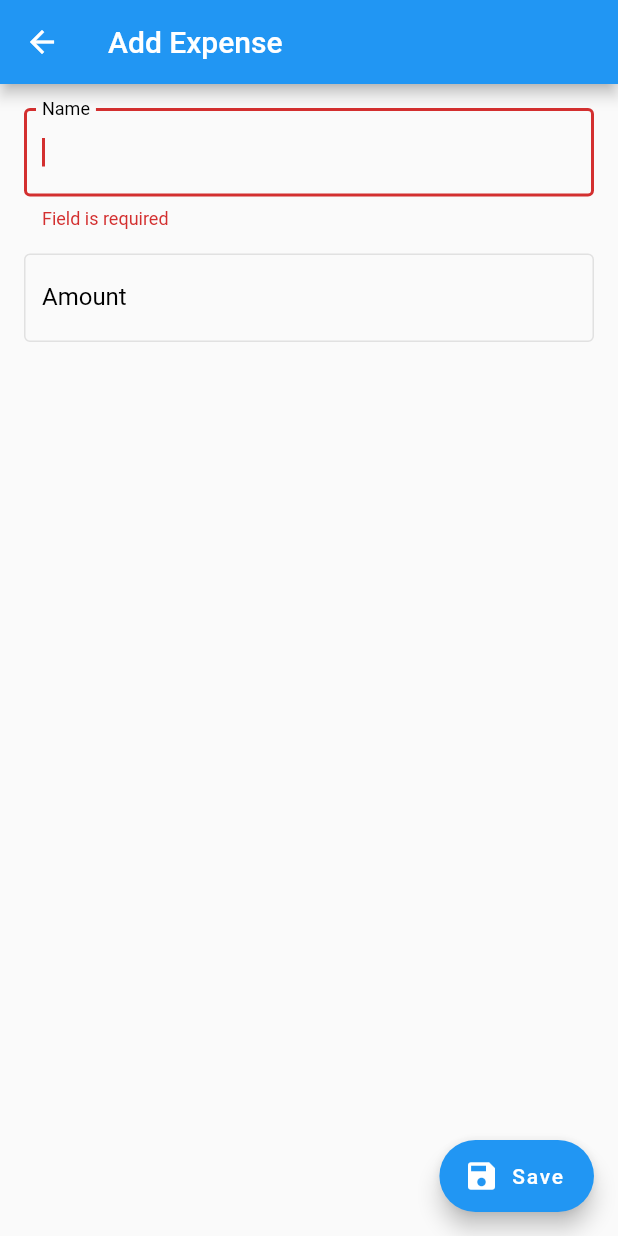
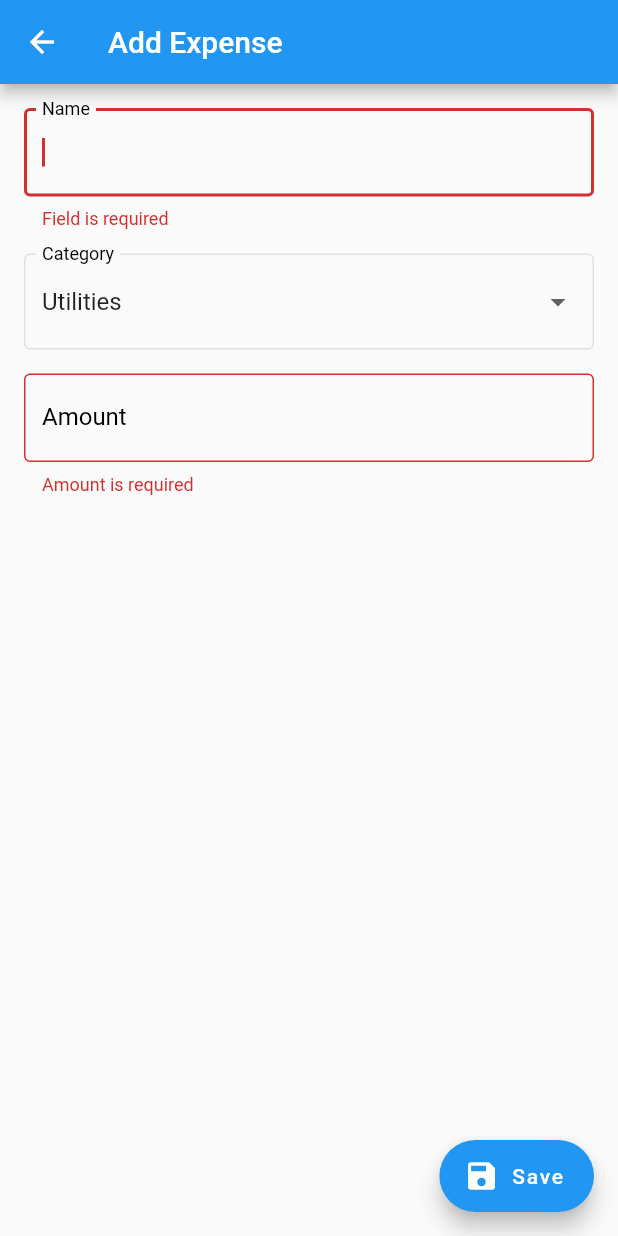
Before and after one commit to Rhymond/budget_bloc, a Flutter app: the ExpensesFormScreen screen opened by its route, after a tap on "Save", on a phone screen of 412 x 824 dp. Run offline on Flutter 3.47's test engine with Material 2 defaults, Android fonts, the phone set to English and light mode, and no system bars; our stand-ins replace bloc, equatable, flutter_bloc; missing offline and left inert: todos_app_core, todos_repository_core, todos_repository_simple.

Commit message:
category added

```diff
--- /dev/null
+++ b/lib/constants/categories.dart
@@ -0,0 +1,9 @@
+class Categories {
+  static List<String> get list {
+    return [
+      "Utilities",
+      "Bills",
+      "Other",
+    ];
+  }
+}
--- a/lib/main.dart
+++ b/lib/main.dart
@@ -3,8 +3,8 @@ import 'package:bloc/bloc.dart';
 import 'package:flutter_bloc/flutter_bloc.dart';
 import 'package:todo/blocs/blocs.dart';
 import 'package:todo/screens/screens.dart';
-import 'package:todo/routes.dart';
-import 'package:todo/theme.dart';
+import 'package:todo/constants/routes.dart';
+import 'package:todo/constants/theme.dart';
 import 'package:todo/repositories/repositories.dart';
 import 'package:path_provider/path_provider.dart';
 
--- a/lib/models/expense.dart
+++ b/lib/models/expense.dart
@@ -10,7 +10,7 @@ class Expense extends Equatable {
   final int amount;
   final String name;
 
-  Expense(this.name, {String category = '', String id, int amount})
+  Expense(this.name, {String category, String id, int amount})
       : this.category = category ?? 'Other',
         this.id = id ?? Uuid().generateV4(),
         this.amount = amount ?? 0,
--- a/lib/screens/expenses_form_screen.dart
+++ b/lib/screens/expenses_form_screen.dart
@@ -2,6 +2,7 @@ import 'package:flutter/material.dart';
 import 'package:todo/blocs/blocs.dart';
 import 'package:todo/models/models.dart';
 import 'package:flutter_bloc/flutter_bloc.dart';
+import 'package:todo/constants/categories.dart';
 
 class ExpensesFormScreen extends StatefulWidget {
   final bool isEditing;
@@ -19,6 +20,7 @@ class _ExpensesFormScreenState extends State<ExpensesFormScreen> {
   static final GlobalKey<FormState> _formKey = GlobalKey<FormState>();
 
   String _name;
+  String _category;
   int _amount;
 
   bool get isEditing => widget.isEditing;
@@ -27,6 +29,13 @@ class _ExpensesFormScreenState extends State<ExpensesFormScreen> {
   Widget build(BuildContext context) {
     final expensesBloc = BlocProvider.of<ExpensesBloc>(context);
     final Expense expense = ModalRoute.of(context).settings.arguments;
+
+    String categoryValue = Categories.list[0];
+    if (_category != null) {
+      categoryValue = _category;
+    } else if (isEditing && expense.category != '') {
+      categoryValue = expense.category;
+    }
 
     return Scaffold(
       appBar: AppBar(
@@ -41,6 +50,7 @@ class _ExpensesFormScreenState extends State<ExpensesFormScreen> {
               TextFormField(
                 initialValue: isEditing ? expense.name : '',
                 autofocus: !isEditing,
+                textInputAction: TextInputAction.next,
                 decoration: InputDecoration(
                   labelText: "Name",
                 ),
@@ -50,6 +60,24 @@ class _ExpensesFormScreenState extends State<ExpensesFormScreen> {
                 onSaved: (value) => _name = value,
               ),
               SizedBox(height: 16),
+              DropdownButtonFormField<String>(
+                value: categoryValue,
+                decoration: InputDecoration(
+                  labelText: "Category",
+                ),
+                items: Categories.list
+                    .map((v) => DropdownMenuItem(
+                          child: Text(v),
+                          value: v,
+                        ))
+                    .toList(),
+                onChanged: (value) {
+                  setState(() {
+                    _category = value;
+                  });
+                },
+              ),
+              SizedBox(height: 16),
               TextFormField(
                 initialValue: isEditing ? expense.amount.toString() : '',
                 autocorrect: false,
@@ -57,8 +85,21 @@ class _ExpensesFormScreenState extends State<ExpensesFormScreen> {
                 decoration: InputDecoration(
                   labelText: 'Amount',
                 ),
+                validator: (String value) {
+                  if (value.trim().isEmpty) {
+                    return 'Amount is required';
+                  }
+                  final n = int.tryParse(value);
+                  if (n == null) {
+                    return '"$value" is not a valid number';
+                  }
+                  if (n <= 0) {
+                    return 'amount must be positive';
+                  }
+                  return null;
+                },
                 onSaved: (value) => _amount = int.tryParse(value),
-              )
+              ),
             ],
           ),
         ),
@@ -68,16 +109,18 @@ class _ExpensesFormScreenState extends State<ExpensesFormScreen> {
           if (_formKey.currentState.validate()) {
             _formKey.currentState.save();
             if (isEditing) {
-              expensesBloc.dispatch(UpdateExpense(Expense(_name, id: expense.id, amount: _amount)));
+              expensesBloc.dispatch(UpdateExpense(Expense(_name,
+                  id: expense.id, amount: _amount, category: _category)));
             } else {
-              expensesBloc.dispatch(AddExpense(Expense(_name, amount: _amount)));
+              expensesBloc.dispatch(AddExpense(
+                  Expense(_name, amount: _amount, category: _category)));
             }
 
             Navigator.pop(context);
           }
         },
         icon: Icon(isEditing ? Icons.edit : Icons.save),
-        label: Text(isEditing ? 'Edit' :'Save'),
+        label: Text(isEditing ? 'Edit' : 'Save'),
       ),
     );
   }
--- a/lib/screens/expenses_screen.dart
+++ b/lib/screens/expenses_screen.dart
@@ -1,6 +1,6 @@
 import 'package:flutter/material.dart';
 import 'package:todo/widgets/widgets.dart';
-import 'package:todo/routes.dart';
+import 'package:todo/constants/routes.dart';
 
 class ExpensesScreen extends StatelessWidget {
   @override
--- a/lib/widgets/expenses_list.dart
+++ b/lib/widgets/expenses_list.dart
@@ -4,7 +4,7 @@ import 'package:flutter/widgets.dart';
 import 'package:flutter_bloc/flutter_bloc.dart';
 import 'package:todo/blocs/blocs.dart';
 import 'package:todo/widgets/widgets.dart';
-import 'package:todo/routes.dart';
+import 'package:todo/constants/routes.dart';
 
 class ExpensesList extends StatefulWidget {
   const ExpensesList({Key key}) : super(key: key);
```
Also changed, not shown: lib/constants/routes.dart (renamed from lib/routes.dart), lib/constants/theme.dart (renamed from lib/theme.dart).
